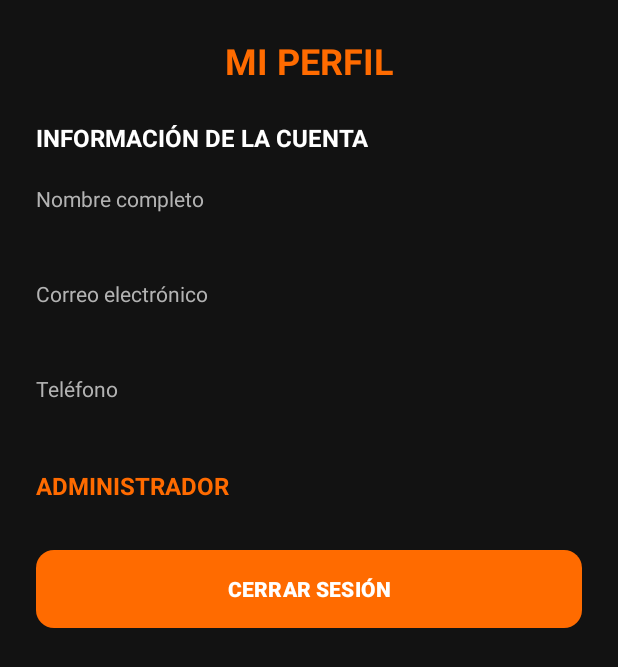
After one commit to Santiagooog/OVERSHOP, an Android app: the fragment AdminProfileFragment shown on its own in the app's theme, on a phone screen of 412 x 824 dp. The commit adds this screen. Shown: the top 667 px of the screen. Run offline under Robolectric (Android 15) with nearby library versions, the phone set to English and light mode, and no system bars; our stand-ins replace Firebase (no records; nobody signed in at launch, a user with empty details on screens opened directly); 1 statement that could not run was skipped.

Commit message:
Add administrator profile and sign out

```diff
--- a/app/src/main/java/com/overshop/app/admin/AdminActivity.kt
+++ b/app/src/main/java/com/overshop/app/admin/AdminActivity.kt
@@ -9,6 +9,7 @@ import com.overshop.app.R
 import com.overshop.app.admin.fragments.AdminDashboardFragment
 import com.overshop.app.admin.fragments.AdminProductsFragment
 import com.overshop.app.admin.fragments.AdminReportsFragment
+import com.overshop.app.admin.fragments.AdminProfileFragment
 import com.overshop.app.admin.fragments.AdminUsersFragment
 import com.overshop.app.auth.AuthRepository
 
@@ -53,6 +54,9 @@ class AdminActivity : AppCompatActivity() {
                 R.id.nav_admin_reports ->
                     AdminReportsFragment()
 
+                R.id.nav_admin_profile ->
+                    AdminProfileFragment()
+
                 else -> AdminDashboardFragment()
             }
 
--- /dev/null
+++ b/app/src/main/java/com/overshop/app/admin/fragments/AdminProfileFragment.kt
@@ -0,0 +1,40 @@
+package com.overshop.app.admin.fragments
+
+import android.content.Intent
+import android.os.Bundle
+import android.view.View
+import android.widget.Button
+import android.widget.TextView
+import androidx.appcompat.app.AlertDialog
+import androidx.fragment.app.Fragment
+import com.overshop.app.MainActivity
+import com.overshop.app.R
+import com.overshop.app.auth.AuthRepository
+
+/** Shows administrator account details and provides a confirmed sign-out action. */
+class AdminProfileFragment : Fragment(R.layout.fragment_admin_profile) {
+
+    override fun onViewCreated(view: View, savedInstanceState: Bundle?) {
+        super.onViewCreated(view, savedInstanceState)
+
+        val account = AuthRepository.getCurrentUser()
+        view.findViewById<TextView>(R.id.tvAdminProfileName).text = account?.fullName.orEmpty()
+        view.findViewById<TextView>(R.id.tvAdminProfileEmail).text = account?.email.orEmpty()
+        view.findViewById<TextView>(R.id.tvAdminProfilePhone).text = account?.phone.orEmpty()
+
+        view.findViewById<Button>(R.id.btnAdminLogout).setOnClickListener {
+            AlertDialog.Builder(requireContext())
+                .setTitle("Cerrar sesión")
+                .setMessage("¿Estás seguro de que deseas cerrar sesión?")
+                .setNegativeButton("Cancelar", null)
+                .setPositiveButton("Cerrar sesión") { _, _ ->
+                    AuthRepository.logout()
+                    val loginIntent = Intent(requireContext(), MainActivity::class.java).apply {
+                        flags = Intent.FLAG_ACTIVITY_NEW_TASK or Intent.FLAG_ACTIVITY_CLEAR_TASK
+                    }
+                    startActivity(loginIntent)
+                }
+                .show()
+        }
+    }
+}
--- /dev/null
+++ b/app/src/main/res/layout/fragment_admin_profile.xml
@@ -0,0 +1,96 @@
+<?xml version="1.0" encoding="utf-8"?>
+<ScrollView xmlns:android="http://schemas.android.com/apk/res/android"
+    android:layout_width="match_parent"
+    android:layout_height="match_parent"
+    android:background="@color/overshop_background"
+    android:fillViewport="true">
+
+    <LinearLayout
+        android:layout_width="match_parent"
+        android:layout_height="wrap_content"
+        android:orientation="vertical"
+        android:padding="24dp">
+
+        <TextView
+            android:layout_width="match_parent"
+            android:layout_height="wrap_content"
+            android:layout_marginBottom="24dp"
+            android:gravity="center"
+            android:text="MI PERFIL"
+            android:textColor="@color/overshop_orange"
+            android:textSize="24sp"
+            android:textStyle="bold" />
+
+        <TextView
+            android:layout_width="match_parent"
+            android:layout_height="wrap_content"
+            android:text="INFORMACIÓN DE LA CUENTA"
+            android:textColor="@color/overshop_white"
+            android:textSize="16sp"
+            android:textStyle="bold" />
+
+        <TextView
+            android:layout_width="match_parent"
+            android:layout_height="wrap_content"
+            android:layout_marginTop="20dp"
+            android:text="Nombre completo"
+            android:textColor="@color/overshop_text_secondary" />
+
+        <TextView
+            android:id="@+id/tvAdminProfileName"
+            android:layout_width="match_parent"
+            android:layout_height="wrap_content"
+            android:paddingTop="6dp"
+            android:textColor="@color/overshop_white"
+            android:textSize="16sp" />
+
+        <TextView
+            android:layout_width="match_parent"
+            android:layout_height="wrap_content"
+            android:layout_marginTop="16dp"
+            android:text="Correo electrónico"
+            android:textColor="@color/overshop_text_secondary" />
+
+        <TextView
+            android:id="@+id/tvAdminProfileEmail"
+            android:layout_width="match_parent"
+            android:layout_height="wrap_content"
+            android:paddingTop="6dp"
+            android:textColor="@color/overshop_white"
+            android:textSize="16sp" />
+
+        <TextView
+            android:layout_width="match_parent"
+            android:layout_height="wrap_content"
+            android:layout_marginTop="16dp"
+            android:text="Teléfono"
+            android:textColor="@color/overshop_text_secondary" />
+
+        <TextView
+            android:id="@+id/tvAdminProfilePhone"
+            android:layout_width="match_parent"
+            android:layout_height="wrap_content"
+            android:paddingTop="6dp"
+            android:textColor="@color/overshop_white"
+            android:textSize="16sp" />
+
+        <TextView
+            android:layout_width="match_parent"
+            android:layout_height="wrap_content"
+            android:layout_marginTop="16dp"
+            android:layout_marginBottom="32dp"
+            android:text="ADMINISTRADOR"
+            android:textColor="@color/overshop_orange"
+            android:textSize="16sp"
+            android:textStyle="bold" />
+
+        <Button
+            android:id="@+id/btnAdminLogout"
+            android:layout_width="match_parent"
+            android:layout_height="@dimen/button_height"
+            android:background="@drawable/bg_button_primary"
+            android:text="CERRAR SESIÓN"
+            android:textColor="@color/overshop_white"
+            android:textStyle="bold" />
+    </LinearLayout>
+</ScrollView>
--- a/app/src/main/res/menu/menu_admin.xml
+++ b/app/src/main/res/menu/menu_admin.xml
@@ -21,4 +21,9 @@
         android:icon="@android:drawable/ic_menu_sort_by_size"
         android:title="Reportes" />
 
+    <item
+        android:id="@+id/nav_admin_profile"
+        android:icon="@android:drawable/ic_menu_myplaces"
+        android:title="Perfil" />
+
 </menu>
```
Also changed, not shown: 1 other file.
